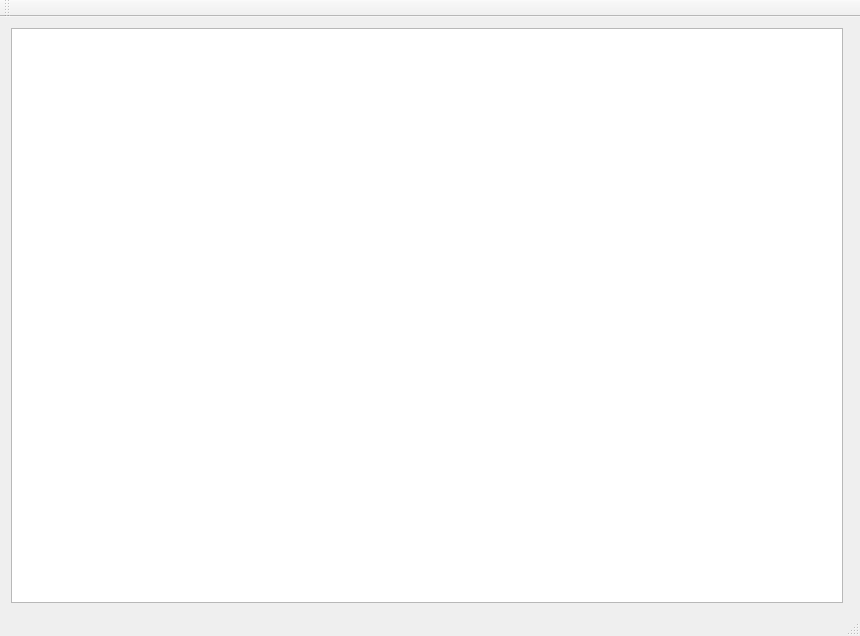
abougoubama/ProjectContact, file vue/mainwindow.ui: the form before one commit.
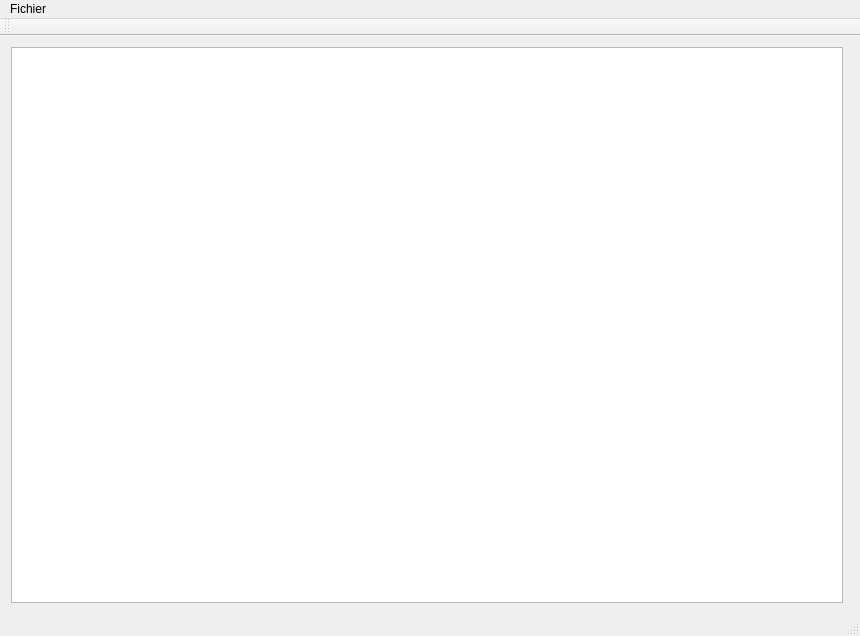
The form after the commit. Custom widgets are drawn as their Qt base class.

Patch:
```diff
--- a/vue/mainwindow.ui
+++ b/vue/mainwindow.ui
@@ -32,6 +32,13 @@
      <height>20</height>
     </rect>
    </property>
+   <widget class="QMenu" name="menuFichier">
+    <property name="title">
+     <string>Fichier</string>
+    </property>
+    <addaction name="actionAjouter_champ"/>
+   </widget>
+   <addaction name="menuFichier"/>
   </widget>
   <widget class="QToolBar" name="mainToolBar">
    <attribute name="toolBarArea">
```
Left out of the diff: 5 changed lines with no effect on the pictures.
